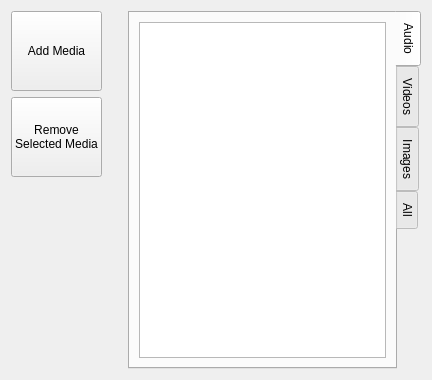
This is src/gui/ui/LibraryWidget.ui in VLMC/vlmc as Qt 5 draws it before an edit. The edited form follows.
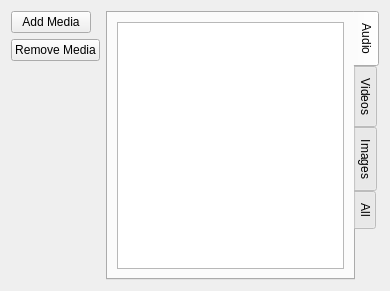
This is the edited form. The open tabs and pages were chosen to show the change.

Commit message: better size of library widget

Diff of the .ui file:
```diff
--- a/src/gui/ui/LibraryWidget.ui
+++ b/src/gui/ui/LibraryWidget.ui
@@ -6,47 +6,28 @@
    <rect>
     <x>0</x>
     <y>0</y>
-    <width>432</width>
-    <height>380</height>
+    <width>390</width>
+    <height>291</height>
    </rect>
   </property>
-  <property name="sizePolicy">
-   <sizepolicy hsizetype="MinimumExpanding" vsizetype="MinimumExpanding">
-    <horstretch>0</horstretch>
-    <verstretch>0</verstretch>
-   </sizepolicy>
-  </property>
   <property name="windowTitle">
    <string>Form</string>
   </property>
   <layout class="QGridLayout" name="gridLayout">
    <item row="0" column="0">
     <widget class="QPushButton" name="pushButtonAddMedia">
-     <property name="minimumSize">
-      <size>
-       <width>0</width>
-       <height>80</height>
-      </size>
+     <property name="sizePolicy">
+      <sizepolicy hsizetype="Fixed" vsizetype="Fixed">
+       <horstretch>0</horstretch>
+       <verstretch>0</verstretch>
+      </sizepolicy>
      </property>
      <property name="text">
       <string>Add Media</string>
      </property>
     </widget>
    </item>
-   <item row="0" column="1" rowspan="4">
-    <spacer name="verticalSpacer">
-     <property name="orientation">
-      <enum>Qt::Vertical</enum>
-     </property>
-     <property name="sizeHint" stdset="0">
-      <size>
-       <width>20</width>
-       <height>502</height>
-      </size>
-     </property>
-    </spacer>
-   </item>
-   <item row="0" column="2" rowspan="4">
+   <item row="0" column="1" rowspan="3">
     <widget class="QTabWidget" name="LibraryTabs">
      <property name="tabPosition">
       <enum>QTabWidget::East</enum>
@@ -64,7 +45,7 @@
       <attribute name="title">
        <string>Audio</string>
       </attribute>
-      <layout class="QHBoxLayout" name="horizontalLayout">
+      <layout class="QVBoxLayout" name="verticalLayout_4">
        <item>
         <widget class="QListWidget" name="listWidgetAudio">
          <property name="sizePolicy">
@@ -121,18 +102,11 @@
        <verstretch>0</verstretch>
       </sizepolicy>
      </property>
-     <property name="minimumSize">
-      <size>
-       <width>0</width>
-       <height>80</height>
-      </size>
-     </property>
      <property name="acceptDrops">
       <bool>false</bool>
      </property>
      <property name="text">
-      <string>Remove
-Selected Media</string>
+      <string>Remove Media</string>
      </property>
     </widget>
    </item>
```
Left out of the diff: 2 changed lines with no effect on the pictures.
